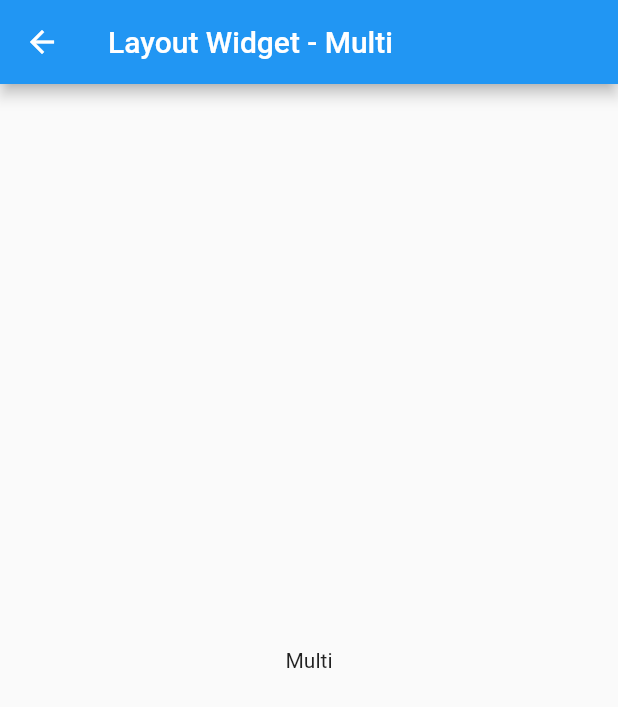
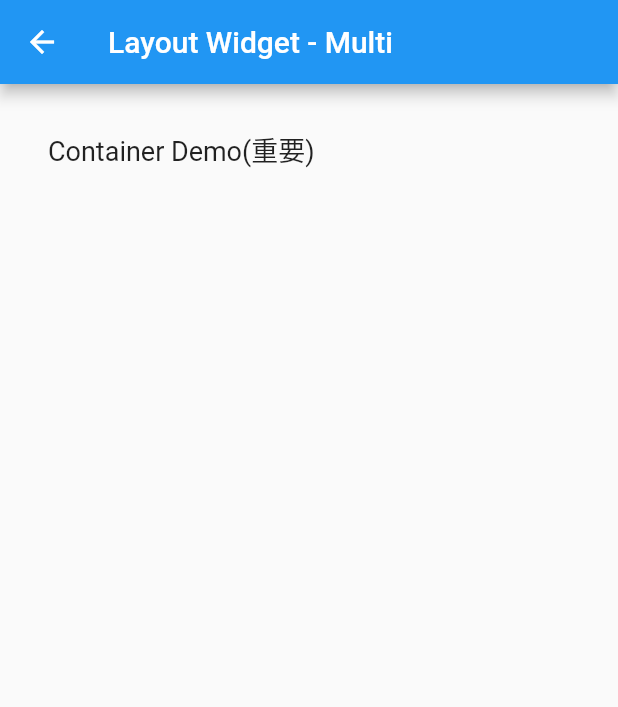
Before and after one commit to lhalcyon/flutter_study, a Flutter app: the MainLayoutMulti screen opened by its route, on a phone screen of 412 x 824 dp. Shown: the top 707 px of the screen. Run offline on Flutter 3.47's test engine with Material 2 defaults, Android fonts, the phone set to English and light mode, and no system bars; our stand-ins replace transparent_image.

Commit message:
更正名称

```diff
--- /dev/null
+++ b/lib/layout/multi/demo_column.dart
@@ -0,0 +1,11 @@
+import 'package:flutter/material.dart';
+
+class DemoColumn extends StatelessWidget {
+
+  @override
+  Widget build(BuildContext context) {
+    return new Container(
+
+    );
+  }
+}
--- a/lib/layout/multi/main_layout_multi.dart
+++ b/lib/layout/multi/main_layout_multi.dart
@@ -1,4 +1,6 @@
 import 'package:flutter/material.dart';
+import 'package:flutter_study/layout/multi/demo_row.dart';
+import 'package:flutter_study/main.dart';
 
 class MainLayoutMulti extends StatelessWidget {
 
@@ -8,10 +10,75 @@ class MainLayoutMulti extends StatelessWidget {
       appBar: new AppBar(
         title: const Text('Layout Widget - Multi'),
       ),
-      body: new Container(
-        alignment: Alignment.center,
-        child: const Text('Multi'),
-      ),
+      body: new MultiLayoutPage(),
     );
   }
 }
+
+class MultiLayoutPage extends StatefulWidget {
+
+  @override
+  State createState() {
+    return new MultiLayoutState();
+  }
+}
+
+class MultiLayoutState extends State<MultiLayoutPage> {
+
+  final _biggerFont = const TextStyle(fontSize: 18.0);
+
+  final _demoPageList = <PageEntry>[
+    new PageEntry('Container Demo(重要)', new DemoRow(),null),
+
+
+  ];
+
+  @override
+  Widget build(BuildContext context) {
+    return new Scaffold(
+        body: _buildDemoPage()
+    );
+  }
+
+  Widget _buildDemoPage() {
+    return new ListView.builder(
+        padding: const EdgeInsets.all(16.0),
+        itemCount: _demoPageList.length,
+        itemBuilder: (context, i) {
+          var demo = _demoPageList[i];
+          return _buildRow(demo);
+        }
+    );
+  }
+
+  Widget _buildRow(PageEntry demo) {
+    return new ListTile(
+      title: new Text(
+        demo.title,
+        style: _biggerFont,
+      ),
+      onTap: () {
+        _pushPage(demo);
+      },
+    );
+  }
+  void _pushPage(PageEntry demo) {
+    var widget = demo.widget;
+
+    if (widget != null) {
+      Navigator.of(context).push(
+          new MaterialPageRoute(builder: (context) {
+            return new Scaffold(
+                appBar: new AppBar(
+                  title: new Text(demo.title),
+                  actions: <Widget>[
+//                      demo.desc != null ? new IconButton(icon: new Icon(Icons.message,color: Colors.white,), onPressed: _showMessage(context,demo.desc)) : new Text('')
+                  ],
+                ),
+                body: widget
+            );
+          })
+      );
+    }
+  }
+}
--- a/pubspec.yaml
+++ b/pubspec.yaml
@@ -1,4 +1,4 @@
-name: vue_study
+name: flutter_study
 description: A new Flutter project.
 
 dependencies:
```
Also changed, not shown: lib/layout/single/main_layout_single.dart (+11 -11 lines), lib/main.dart (+5 -5 lines), 4 other files.
